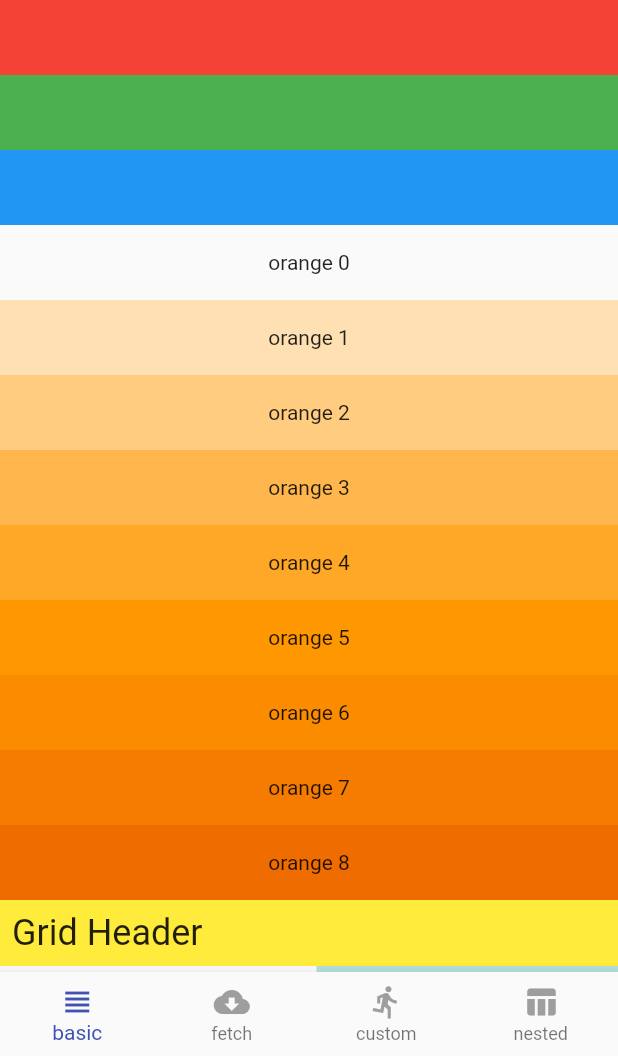
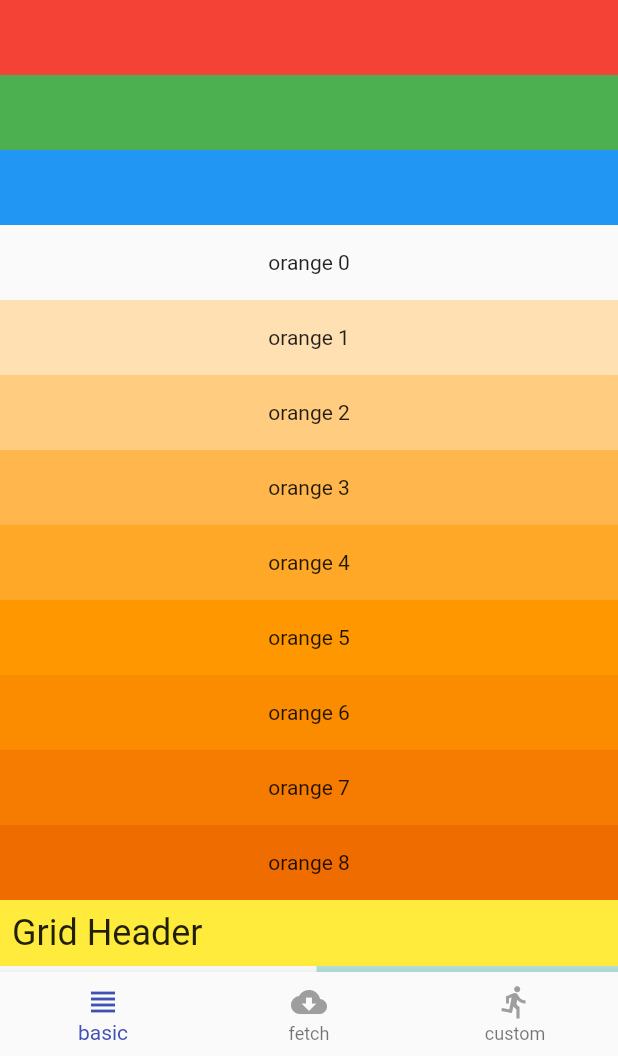
Before and after one commit to bizz84/slivers_demo_flutter, a Flutter app: the screen it shows after launch, on a phone screen of 412 x 824 dp, the part 180-1236 px from its top. Run offline on Flutter 3.47's test engine with Material 2 defaults, Android fonts, the phone set to English and light mode, and no system bars.

Commit message:
Hide NestedScrollViewExample

```diff
--- a/lib/bottom_navigation.dart
+++ b/lib/bottom_navigation.dart
@@ -13,13 +13,13 @@ class BottomNavigation extends StatelessWidget {
     Page.basic: Icons.view_headline,
     Page.fetch: Icons.cloud_download,
     Page.custom: Icons.directions_run,
-    Page.nested: Icons.table_chart,
+//    Page.nested: Icons.table_chart,
   };
   static const Map<Page, String> names = {
     Page.basic: 'basic',
     Page.fetch: 'fetch',
     Page.custom: 'custom',
-    Page.nested: 'nested',
+//    Page.nested: 'nested',
   };
 
   BottomNavigationBarItem _buildItem(Page page) {
--- a/lib/home_page.dart
+++ b/lib/home_page.dart
@@ -32,7 +32,7 @@ class _HomePageState extends State<HomePage> {
       Page.basic: (_) => SliversBasicPage(),
       Page.fetch: (_) => FetchPage(),
       Page.custom: (_) => ActivitiesPage.withSampleData(),
-      Page.nested: (_) => NestedScrollViewPage(),
+//      Page.nested: (_) => NestedScrollViewPage(),
     }[_page](context);
   }
 }
--- a/lib/page.dart
+++ b/lib/page.dart
@@ -2,5 +2,5 @@ enum Page {
   basic,
   fetch,
   custom,
-  nested,
+//  nested,
 }
```
